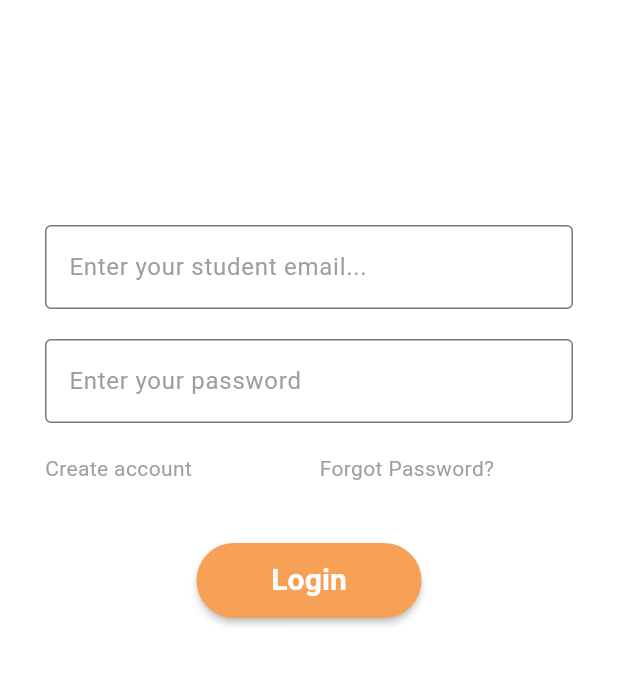
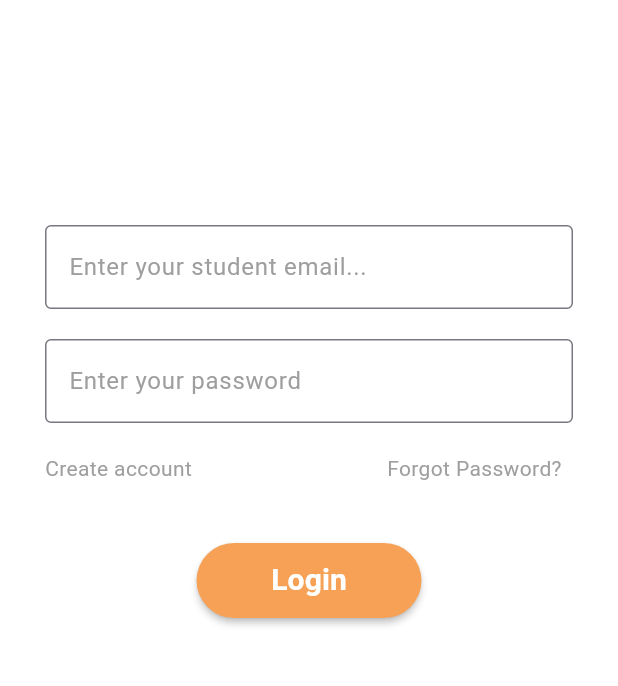
Before and after one commit to Eloymtm/ESOF_1, a Flutter app: the screen it shows after launch, after a tap on "Login", on a phone screen of 412 x 824 dp, the part 363-1049 px from its top. Run offline on Flutter 3.47's test engine with Material 3 defaults, Android fonts, the phone set to English and light mode, and no system bars; our stand-ins replace firebase_auth, firebase_core, font_awesome_flutter, google_maps_flutter; accounts and stored records are empty; network calls fail.

```diff
--- a/src/lib/pages/login_page.dart
+++ b/src/lib/pages/login_page.dart
@@ -14,14 +14,14 @@ class LoginPage extends StatefulWidget {
 }
 
 class _LoginPageState extends State<LoginPage> {
-  final usernameController = TextEditingController();
+  final emailController = TextEditingController();
 
   final passwordController = TextEditingController();
 
   void signIn() async {
     try {
       await FirebaseAuth.instance.signInWithEmailAndPassword(
-          email: usernameController.text, password: passwordController.text);
+          email: emailController.text, password: passwordController.text);
     } on FirebaseAuthException catch (e) {
       if (e.code == 'user-not-found') {
         print("User not found");
@@ -64,7 +64,7 @@ class _LoginPageState extends State<LoginPage> {
               child: Column(
                 children: <Widget>[
                   TextField(
-                    controller: usernameController,
+                    controller: emailController,
                     decoration: InputDecoration(
                       hintText: "Enter your student email...",
                       hintStyle: TextStyle(color: Colors.grey),
@@ -93,9 +93,8 @@ class _LoginPageState extends State<LoginPage> {
                         ),
                       ),
                       Padding(
-                        padding: EdgeInsets.only(left: 85),
+                        padding: EdgeInsets.only(left: 130),
                         child: Align(
-                          alignment: Alignment.centerLeft,
                           child: Text(
                             "Forgot Password?",
                             style: TextStyle(color: Colors.grey),
--- a/src/lib/pages/profile/button_widget.dart
+++ b/src/lib/pages/profile/button_widget.dart
@@ -12,16 +12,17 @@ class ButtonWidget extends StatelessWidget {
 
   @override
   Widget build(BuildContext context) => Padding(
-    padding: const EdgeInsets.symmetric(horizontal: 130.0),
+    padding: const EdgeInsets.symmetric(horizontal: 110.0, vertical: 20),
     child: ElevatedButton(
         style: ElevatedButton.styleFrom(
           foregroundColor: Colors.white, shape: const StadiumBorder(),
           backgroundColor: Colors.orange,
+          minimumSize: Size(double.infinity, 55),
         ),
         onPressed: onClicked,
         child: Text(
             text,
-            style: const TextStyle(fontWeight: FontWeight.bold, fontSize: 20),
+            style: const TextStyle(fontWeight: FontWeight.bold, fontSize: 25),
         ),
 
     ),
```
Also changed, not shown: src/lib/pages/profile/appbar_widget.dart (+6 -5 lines), src/lib/pages/profile/profile_page.dart (+55 -0 lines), 1 other file.
